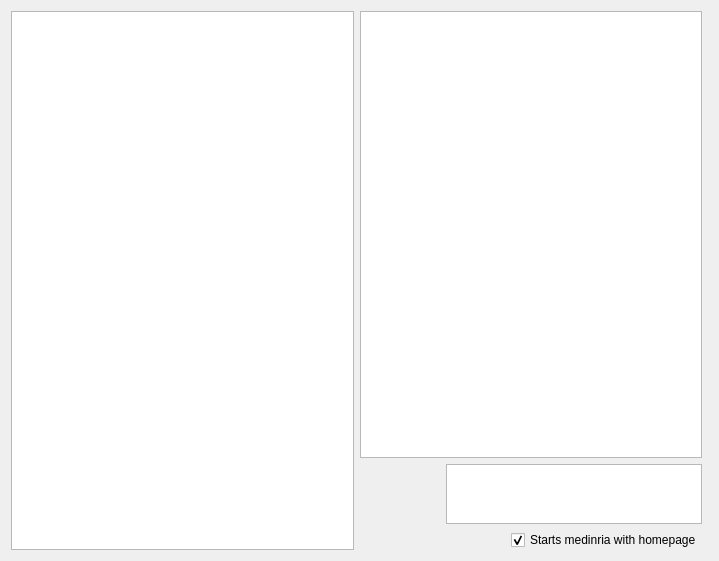
Above: app/medinria/medhomepagearea.ui from medInria/medInria-public before the change. Below: the same form after it.
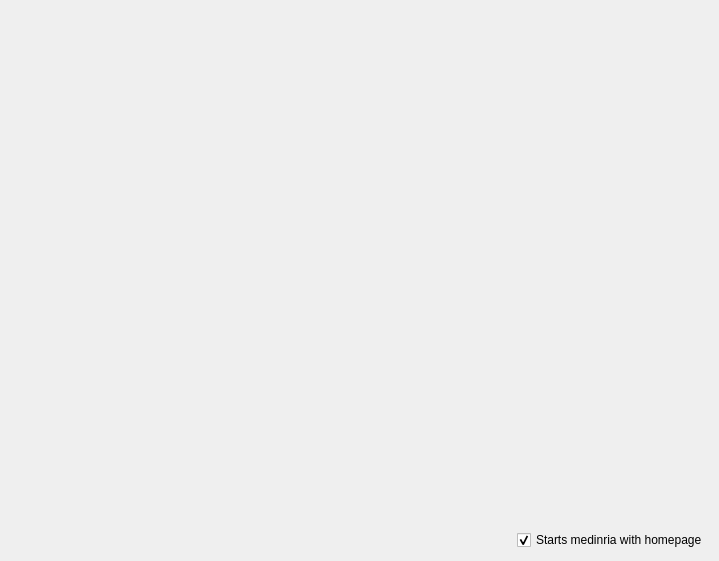
That is the form after the change.

Commit message: This commit references #65. Remove graphics view widget from the homepage and use simples widgets instead : this works better like this.

Diff of the .ui file:
```diff
--- a/app/medinria/medhomepagearea.ui
+++ b/app/medinria/medhomepagearea.ui
@@ -17,64 +17,23 @@
    <string notr="true"/>
   </property>
   <layout class="QGridLayout" name="gridLayout_2">
-   <item row="0" column="0">
-    <widget class="QGraphicsView" name="configurationsGraphicsView">
-     <property name="maximumSize">
-      <size>
-       <width>400</width>
-       <height>16777215</height>
-      </size>
-     </property>
-     <property name="styleSheet">
-      <string notr="true">medHomepageButton:pressed, medHomepageButton:checked { 
-    background-color: qlineargradient(x1: 0, y1: 0, x2: 0, y2: 1, stop: 0 #282828, stop: 1 #4a4a4a); 
-     } </string>
-     </property>
-    </widget>
-   </item>
    <item row="0" column="1">
     <layout class="QVBoxLayout" name="verticalLayout">
      <property name="spacing">
       <number>6</number>
      </property>
      <item>
-      <layout class="QHBoxLayout" name="horizontalLayout">
-       <item>
-        <widget class="QGraphicsView" name="infoGraphicsView"/>
-       </item>
-      </layout>
-     </item>
-     <item>
-      <layout class="QHBoxLayout" name="horizontalLayout_2">
-       <item>
-        <spacer name="horizontalSpacer_2">
-         <property name="orientation">
-          <enum>Qt::Horizontal</enum>
-         </property>
-         <property name="sizeHint" stdset="0">
-          <size>
-           <width>40</width>
-           <height>20</height>
-          </size>
-         </property>
-        </spacer>
-       </item>
-       <item>
-        <widget class="QGraphicsView" name="userGraphicsView">
-         <property name="maximumSize">
-          <size>
-           <width>300</width>
-           <height>60</height>
-          </size>
-         </property>
-         <property name="styleSheet">
-          <string notr="true">medHomepageButton:pressed, medHomepageButton:checked { 
-    background-color: qlineargradient(x1: 0, y1: 0, x2: 0, y2: 1, stop: 0 #282828, stop: 1 #4a4a4a); 
-     } </string>
-         </property>
-        </widget>
-       </item>
-      </layout>
+      <spacer name="verticalSpacer">
+       <property name="orientation">
+        <enum>Qt::Vertical</enum>
+       </property>
+       <property name="sizeHint" stdset="0">
+        <size>
+         <width>20</width>
+         <height>40</height>
+        </size>
+       </property>
+      </spacer>
      </item>
      <item>
       <layout class="QHBoxLayout" name="horizontalLayout_3">
@@ -108,29 +67,18 @@
      </item>
     </layout>
    </item>
-   <item row="0" column="2">
-    <widget class="QFrame" name="aboutFrame">
-     <property name="maximumSize">
+   <item row="0" column="0">
+    <spacer name="horizontalSpacer_2">
+     <property name="orientation">
+      <enum>Qt::Horizontal</enum>
+     </property>
+     <property name="sizeHint" stdset="0">
       <size>
-       <width>300</width>
-       <height>16777215</height>
+       <width>40</width>
+       <height>20</height>
       </size>
      </property>
-     <property name="frameShape">
-      <enum>QFrame::NoFrame</enum>
-     </property>
-     <property name="frameShadow">
-      <enum>QFrame::Plain</enum>
-     </property>
-     <layout class="QGridLayout" name="gridLayout">
-      <property name="margin">
-       <number>0</number>
-      </property>
-      <property name="spacing">
-       <number>2</number>
-      </property>
-     </layout>
-    </widget>
+    </spacer>
    </item>
   </layout>
  </widget>
```
The commit also changes 3 other files.
